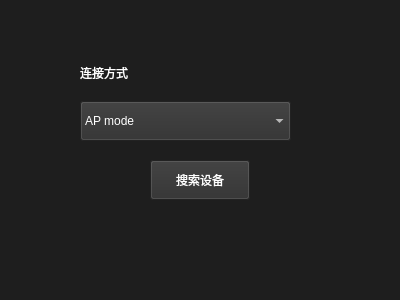
This is desktopApp/loginwindow.ui in yesyeah/ObsbotTailforPC as Qt 5 draws it before an edit. The edited form follows.
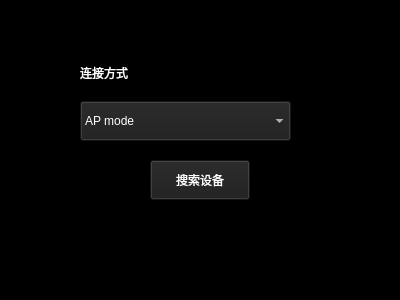
This is the edited form. Icons and pictures are not drawn.

Commit message: 1.change zoom interactive method 2.change bg color

Patch:
```diff
--- a/desktopApp/loginwindow.ui
+++ b/desktopApp/loginwindow.ui
@@ -18,7 +18,7 @@
     <normaloff>icon/defaultlaunch.png</normaloff>icon/defaultlaunch.png</iconset>
   </property>
   <property name="styleSheet">
-   <string notr="true">background-color: rgb(30, 30, 30);</string>
+   <string notr="true">background-color: rgb(0, 0, 0);</string>
   </property>
   <property name="animated">
    <bool>false</bool>
@@ -46,7 +46,7 @@
      </size>
     </property>
     <property name="styleSheet">
-     <string notr="true">background-color: rgb(47, 47, 47);
+     <string notr="true">background-color: rgb(30, 30, 30);
 color: rgb(255, 255, 255);</string>
     </property>
     <property name="text">
@@ -66,7 +66,7 @@
      <item>
       <widget class="QLabel" name="connectLabel">
        <property name="styleSheet">
-        <string notr="true">background-color: rgb(30, 30, 30);
+        <string notr="true">background-color: rgb(0, 0, 0);
 color: rgb(255, 255, 255);</string>
        </property>
        <property name="text">
@@ -89,8 +89,8 @@
         </size>
        </property>
        <property name="styleSheet">
-        <string notr="true">background-color: rgb(47, 47, 47);
-selection-background-color: rgb(47, 47, 47);
+        <string notr="true">background-color: rgb(30, 30, 30);
+selection-background-color: rgb(30,30,30);
 color: rgb(255, 255, 255);</string>
        </property>
        <property name="editable">
```
The commit also changes 32 other files.
